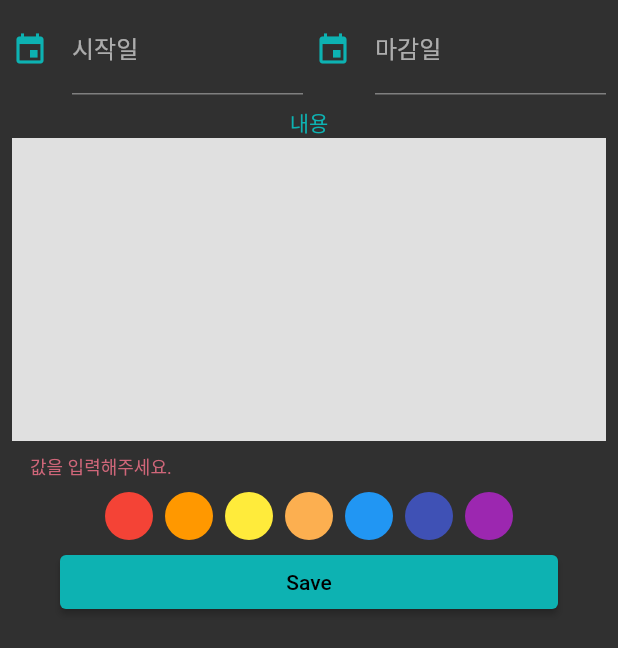
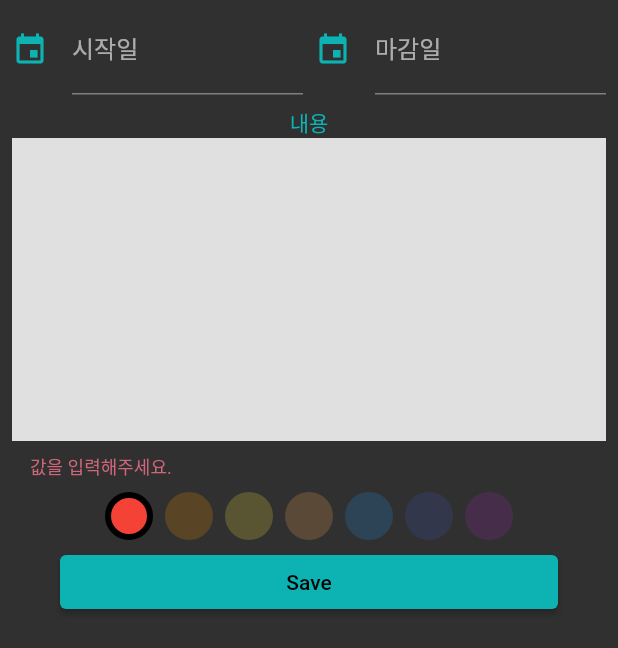
Before and after one commit to rookedsysc/Flutter-Study, a Flutter app: the ScheduleBottomSheet widget shown alone on an empty page, opened directly, after a tap on "Save", on a phone screen of 412 x 824 dp. Shown: the top 648 px of the screen. Run offline on Flutter 3.47's test engine with Material 2 defaults, Android fonts, the phone set to English and light mode, and no system bars; drawn by our look-alikes of date_time_picker; our stand-ins replace drift, geolocator, get_it, google_maps_flutter, image_picker, permission_handler and 3 more; missing offline and left inert: agora_rtc_engine; accounts and stored records are empty; generated files the repository leaves out were written again; Roboto replaces fonts that are missing (Dongle).

Commit message:
Getsture Detector을 활용해서 Color값 선택하고 Color ID 넘겨받기

```diff
--- a/Project/scheduler_lab/lib/component/schedule_bottom_sheet.dart
+++ b/Project/scheduler_lab/lib/component/schedule_bottom_sheet.dart
@@ -1,4 +1,5 @@
 import 'package:date_time_picker/date_time_picker.dart';
+import 'package:flutter/foundation.dart';
 import 'package:flutter/material.dart';
 import 'package:get_it/get_it.dart';
 import 'package:intl/date_time_patterns.dart';
@@ -21,6 +22,7 @@ class _ScheduleBottomSheetState extends State<ScheduleBottomSheet> {
   int? startTime;
   int? endTime;
   String? content;
+  int? selectedColorId;
 
   @override
   Widget build(BuildContext context) {
@@ -42,7 +44,7 @@ class _ScheduleBottomSheetState extends State<ScheduleBottomSheet> {
             child: Form(
               key: formKey,
               // 어떠한 동작으로 인해서가 아니라 자동으로 validate를 검증함.
-              autovalidateMode: AutovalidateMode.always,
+              // autovalidateMode: AutovalidateMode.always,
               child: Column(
                 crossAxisAlignment: CrossAxisAlignment.start,
                 children: [
@@ -65,11 +67,20 @@ class _ScheduleBottomSheetState extends State<ScheduleBottomSheet> {
                     // main에 있는 LocalDatabase의 값을 code에 바로 주입시킴.
                     future: GetIt.I<LocalDatabase>().getCategoryColors(),
                     builder: (context, snapshot) {
+                      // 초기 ID값 설정.
+                      if(snapshot.hasData && selectedColorId == null && snapshot.data!.isNotEmpty) {
+                        selectedColorId = snapshot.data![0].id;
+                      }
                       // parse('FFFFFF',radix = 16) : 16진수로 변환.
-                      return _ColorPicker(colors: snapshot.hasData
-                          ? snapshot.data!.map((e) =>
-                          Color(int.parse('FF${e.hexCode}',radix: 16))).toList()
-                          : []);
+                      return _ColorPicker(
+                        colors: snapshot.hasData ? snapshot.data! : [],
+                        selectedColorId: selectedColorId!,
+                        colorIdSetter: (int id) {
+                          setState(() {
+                            selectedColorId = id;
+                          });
+                        },
+                      );
                     }
                   ),
                   SizedBox(height: 4.0,),
@@ -209,9 +220,14 @@ class _Content extends StatelessWidget {
     );
   }
 }
+// 외부에서 Color ID 값을 받기 위해서 typedef 해줌.
+typedef colorIdSetter = void Function(int id);
+
 class _ColorPicker extends StatelessWidget {
-  final List<Color> colors;
-  const _ColorPicker({required this.colors, Key? key}) : super(key: key);
+  final List<CategoryColor> colors;
+  final int selectedColorId;
+  final colorIdSetter;
+  const _ColorPicker({required this.colorIdSetter, required this.selectedColorId, required this.colors, Key? key}) : super(key: key);
 
   @override
   Widget build(BuildContext context) {
@@ -220,15 +236,28 @@ class _ColorPicker extends StatelessWidget {
       child: Wrap(
         spacing: 8.0, // child 사이사이의 간격.
         runSpacing: 8.0, // 위 아래 간격.
-        children: colors.map((e) => renderColor(e)).toList(),
+        children: colors.map((e) => GestureDetector(
+          // 탭이 될 때마다 colorIdSetter가 실행됨.
+          onTap: () {
+            // 현재 color의 인자값을 외부의 colorIdSetter를 호출해준 지점에서 참조할 수 있음.
+            colorIdSetter(e.id);
+          },
+           // selectedColorId 값과 같은 ID의 Color가 들어가는지 true / false 넣어줌.
+          child: renderColor(e, selectedColorId == e.id)
+        )).toList()
       ),
     );
   }
-  Widget renderColor(Color color) {
+  Widget renderColor(CategoryColor color, bool isSelected) {
     return Container(
       decoration: BoxDecoration(
-        color: color,
-        shape: BoxShape.circle
+        color: isSelected ? Color(int.parse('FF${color.hexCode}',radix: 16)) : Color(int.parse('33${color.hexCode}',radix: 16)),
+        shape: BoxShape.circle,
+
+        border: isSelected ? Border.all(
+          color: Colors.black,
+          width: 4.0
+        ) : null,
       ),
       width: 32, height: 32,
     );
@@ -256,3 +285,11 @@ class _SaveButton extends StatelessWidget {
     );
   }
 }
+class dfds extends StatelessWidget {
+  const dfds({Key? key}) : super(key: key);
+
+  @override
+  Widget build(BuildContext context) {
+    return Container();
+  }
+}
```
